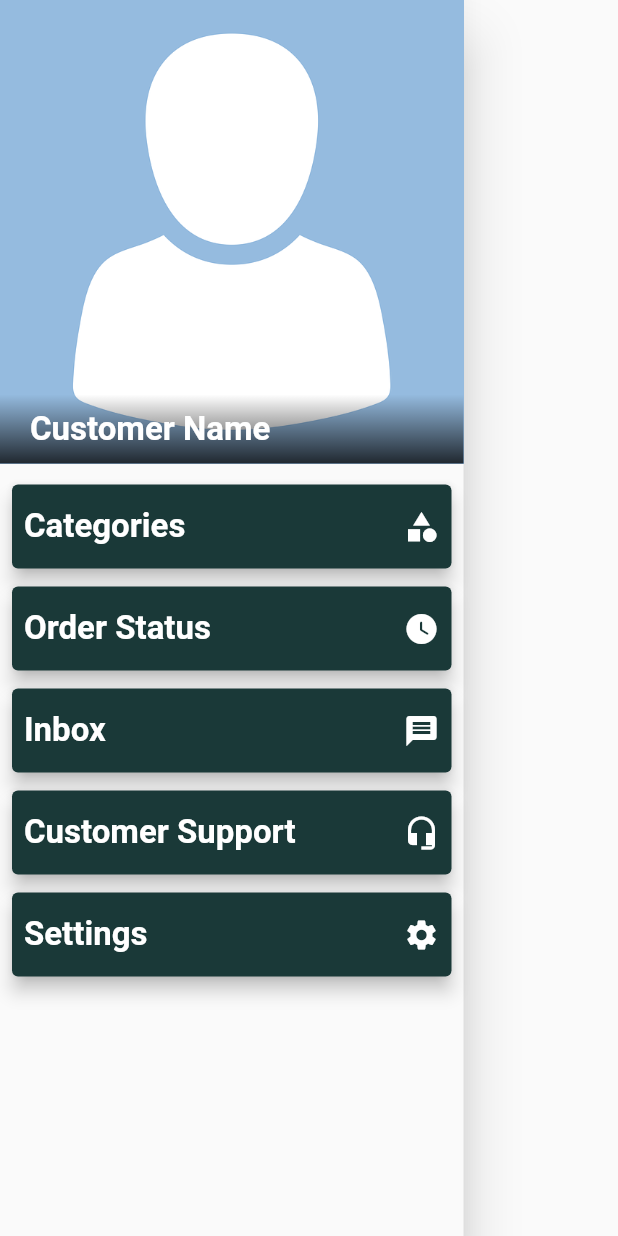
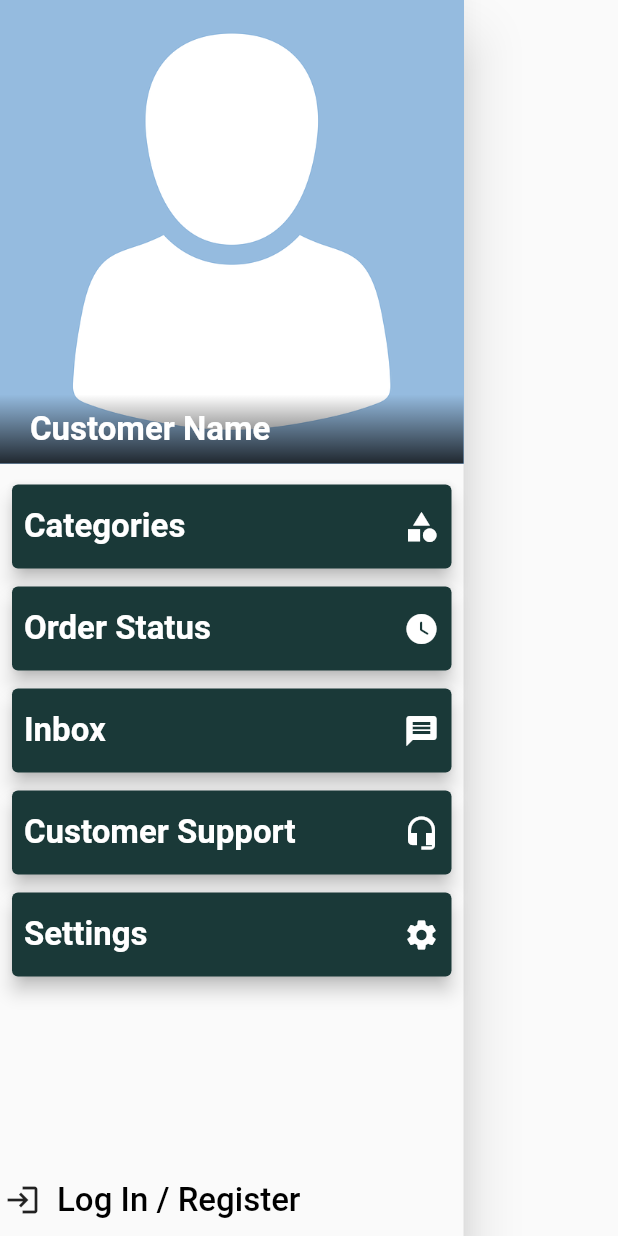
Before and after one commit to NABDroid/multivendor_ecommerce, a Flutter app: the NavigationDrawerWidget widget shown alone on an empty page, opened directly, on a phone screen of 412 x 824 dp. Run offline on Flutter 3.47's test engine with Material 2 defaults, Android fonts, the phone set to English and light mode, and no system bars; our stand-ins replace carousel_slider, equatable, flutter_spinkit, flutter_svg; missing offline and left inert: dart:ffi; network calls fail.

Commit message:
made minor adjustments to Menu Drawer

```diff
--- a/lib/CustomWidgets/NavigationDrawerWidget.dart
+++ b/lib/CustomWidgets/NavigationDrawerWidget.dart
@@ -134,17 +134,21 @@ class NavigationDrawerWidget extends StatelessWidget {
               ),
             ),
           ),
-          SizedBox(height: MediaQuery.sizeOf(context).height * 0.24,),
-          Row(
+          Expanded(
+            child: Align(
+              alignment: Alignment.bottomLeft,
+              child: Row(
                 children: [
                   Padding(
-                padding: const EdgeInsets.symmetric(horizontal: 5),
+                    padding: const EdgeInsets.symmetric(horizontal: 3),
                     child: Icon(Icons.login),
                   ),
                   TextButton(onPressed: (){
                     Navigator.pushReplacement(context, MaterialPageRoute(builder: (context) => LoginScreen()));
                   }, child: Text("Log In / Register", style: TextStyle(fontSize: 22,color: Colors.black)),),
                 ],
+              ),
+            ),
           )
         ],
       ),
```
Lines whose indentation alone changed are shown as unchanged.
